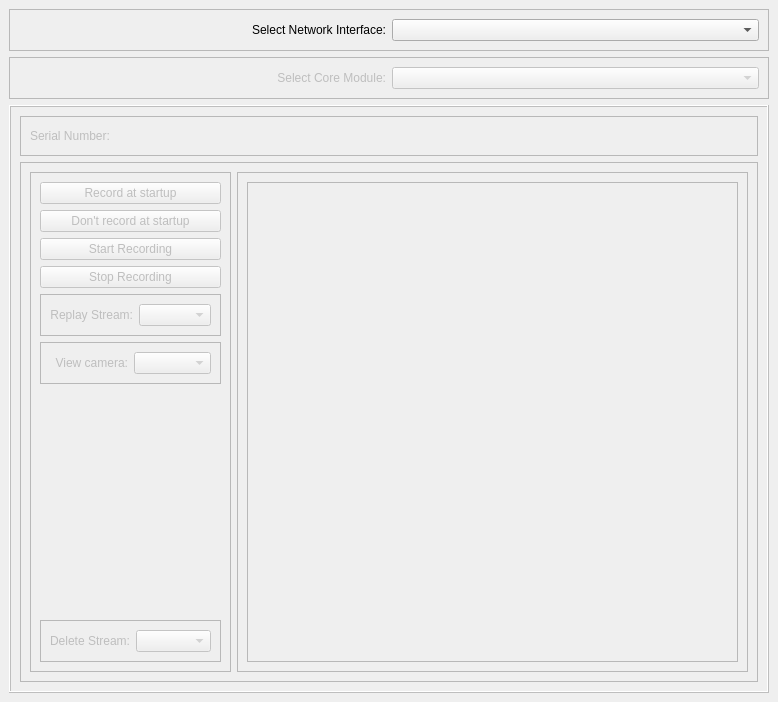
Above: Storage_Manager_app/mainwindow.ui from arizonaCameraLab/ASDP_Render_Module before the change. Below: the same form after it.
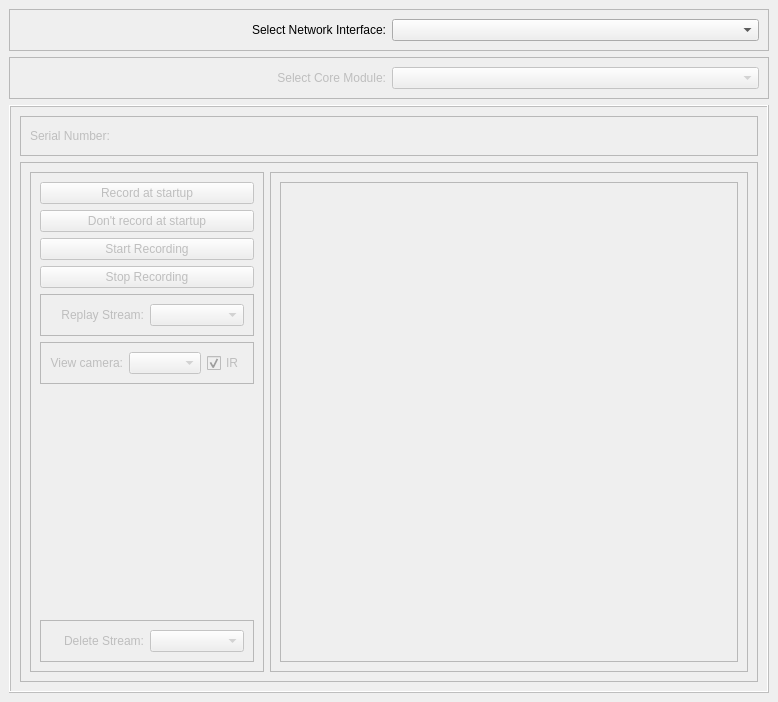
That is the form after the change.

Commit message: Version 1.3.0 of Storage_Manager includes a checkbox to indicate IR/visible light cameras.

```diff
--- a/Storage_Manager_app/mainwindow.ui
+++ b/Storage_Manager_app/mainwindow.ui
@@ -215,6 +215,16 @@
                 <item>
                  <widget class="QComboBox" name="comboBoxCamera"/>
                 </item>
+                <item>
+                 <widget class="QCheckBox" name="checkBoxIR">
+                  <property name="text">
+                   <string>IR</string>
+                  </property>
+                  <property name="checked">
+                   <bool>true</bool>
+                  </property>
+                 </widget>
+                </item>
                </layout>
               </widget>
              </item>
```
Left out of the diff: 19 changed lines with no effect on the pictures. The commit also changes 2 other files.
